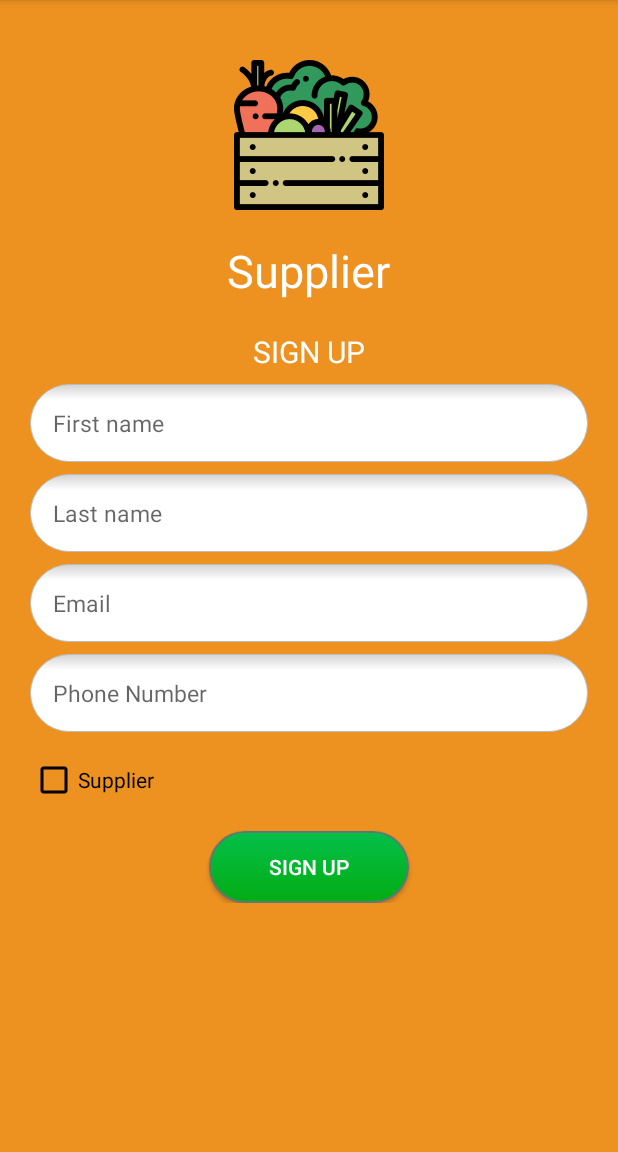
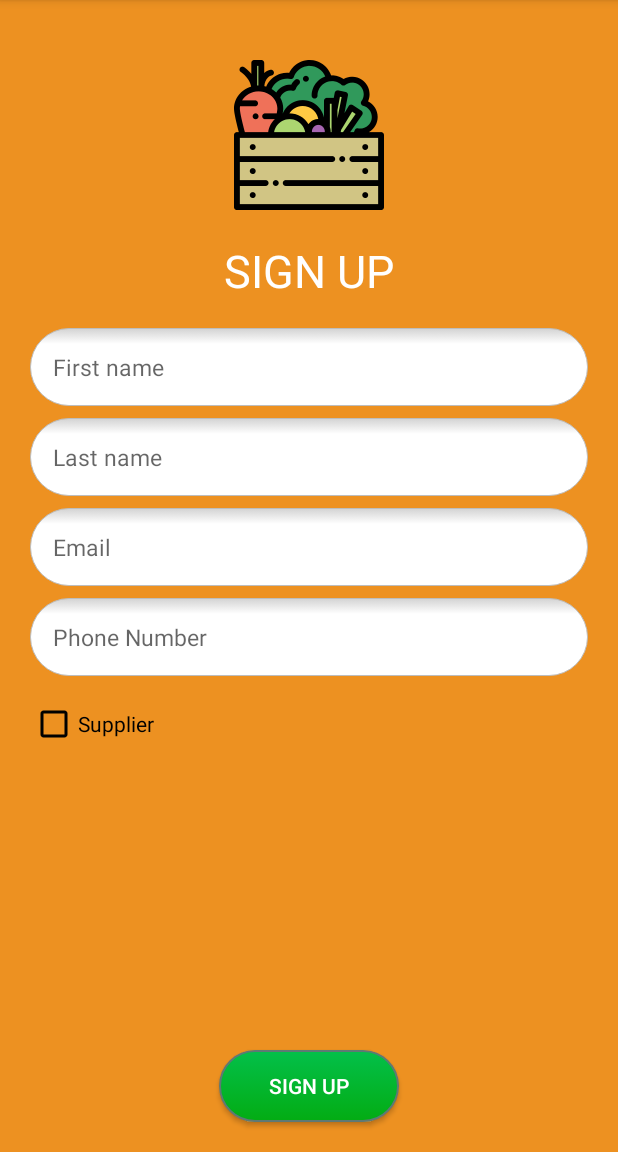
Before and after one commit to danielmar121/final_project_android, an Android app: the SignUpActivity screen opened directly, with no data from a screen before it, on a phone screen of 412 x 824 dp, the part 84-1236 px from its top. Run offline under Robolectric (Android 15) with nearby library versions, the phone set to English and light mode, and no system bars; our stand-ins replace Firebase (no records; nobody signed in at launch, a user with empty details on screens opened directly).

Commit message:
Implement sign up with phone number (#15)

```diff
--- a/app/src/main/java/com/daniel/final_project/interfaces/LandingPageCallBack.java
+++ b/app/src/main/java/com/daniel/final_project/interfaces/LandingPageCallBack.java
@@ -1,5 +1,9 @@
 package com.daniel.final_project.interfaces;
 
+import com.daniel.final_project.objects.User;
+
 public interface LandingPageCallBack {
-    void openMainActivity(Boolean isSupplier);
+    void openMainActivity(User user);
+
+    void openSignUpFlow();
 }
--- a/app/src/main/res/layout/activity_sign_up.xml
+++ b/app/src/main/res/layout/activity_sign_up.xml
@@ -15,36 +15,24 @@
         android:layout_marginTop="40dp" />
 
     <TextView
-        android:id="@+id/sign_up_ETXT_app_name"
+        android:id="@+id/sign_up_LBL_sign_up"
         android:layout_width="wrap_content"
         android:layout_height="wrap_content"
         android:layout_below="@id/sign_up_IMG_logo"
         android:layout_centerHorizontal="true"
         android:layout_marginTop="20dp"
-        android:text="@string/supplier"
+        android:text="@string/sign_up"
         android:textColor="@color/white"
         android:textSize="30dp" />
 
-    <TextView
-        android:id="@+id/sign_up_ETXT_page_name"
-        android:layout_width="wrap_content"
-        android:layout_height="wrap_content"
-        android:layout_below="@+id/sign_up_ETXT_app_name"
-        android:layout_centerHorizontal="true"
-        android:layout_marginTop="20dp"
-        android:text="@string/sign_up"
-        android:textColor="@color/white"
-        android:textSize="20dp" />
 
-    <ScrollView
-        android:layout_width="match_parent"
-        android:layout_height="match_parent"
-        android:layout_below="@+id/sign_up_ETXT_page_name">
 
         <LinearLayout
             android:layout_width="match_parent"
             android:layout_height="wrap_content"
-            android:orientation="vertical">
+            android:layout_marginVertical="10dp"
+            android:orientation="vertical"
+            android:layout_below="@+id/sign_up_LBL_sign_up">
 
             <EditText
                 android:id="@+id/sign_up_ETXT_first_name"
@@ -112,17 +100,30 @@
                 android:text="@string/supplier"
                 android:buttonTint="@color/black" />
 
-            <androidx.appcompat.widget.AppCompatButton
-                android:id="@+id/sign_up_BTN_sign_up"
-                android:layout_width="wrap_content"
-                android:layout_height="wrap_content"
-                android:layout_marginTop="10dp"
-                android:paddingLeft="40dp"
-                android:paddingRight="40dp"
-                android:textColor="@color/white"
-                android:text="@string/sign_up"
-                android:background="@drawable/circle_corners_button"
-                android:layout_gravity="center" />
+
         </LinearLayout>
-    </ScrollView>
+
+    <LinearLayout
+        android:id="@+id/shared_profile_LYT_buttons"
+        android:layout_width="match_parent"
+        android:layout_height="wrap_content"
+        android:layout_alignParentBottom="true"
+        android:layout_marginBottom="10dp"
+        android:gravity="center_horizontal">
+
+        <androidx.appcompat.widget.AppCompatButton
+            android:id="@+id/sign_up_BTN_sign_up"
+            android:layout_width="120dp"
+            android:layout_height="wrap_content"
+            android:layout_gravity="center_vertical"
+            android:layout_marginTop="10dp"
+            android:layout_marginBottom="10dp"
+            android:background="@drawable/circle_corners_button"
+            android:paddingLeft="20dp"
+            android:paddingRight="20dp"
+            android:text="@string/sign_up"
+            android:textColor="@color/white" />
+
+    </LinearLayout>
+
 </RelativeLayout>
```
Also changed, not shown: app/src/main/java/com/daniel/final_project/activities/LandingPageActivity.java (+21 -11 lines), app/src/main/java/com/daniel/final_project/activities/SignUpActivity.java (+32 -3 lines), app/src/main/java/com/daniel/final_project/objects/User.java (+14 -0 lines), app/src/main/java/com/daniel/final_project/services/MyFireBase.java (+6 -7 lines).
